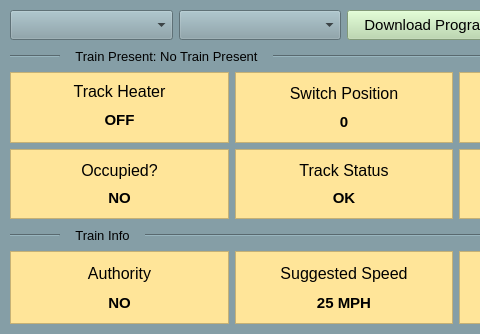
Above: src/UI/SWTrackController/track_controller.ui from aet37/ECE1140-Project before the change; both pictures show x 0 to 480 and y 0 to 334 of the 688 by 334 pixel window. Below: the same form after it.
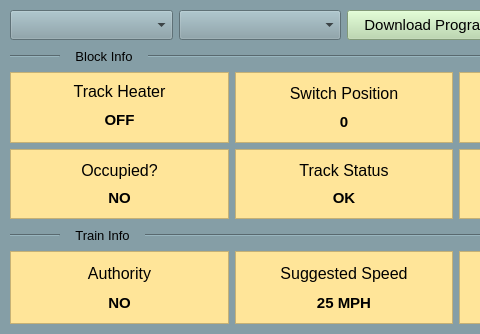
That is the form after the change.

Patch:
```diff
--- a/src/UI/SWTrackController/track_controller.ui
+++ b/src/UI/SWTrackController/track_controller.ui
@@ -184,7 +184,7 @@
            </font>
           </property>
           <property name="text">
-           <string>Train Present: No Train Present</string>
+           <string>Block Info</string>
           </property>
           <property name="alignment">
            <set>Qt::AlignCenter</set>
```
